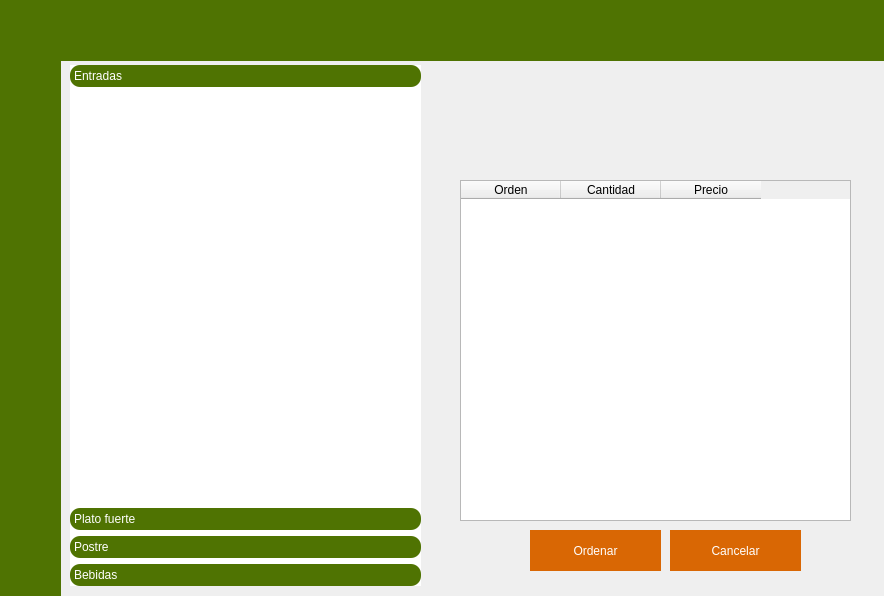
Above: mesero.ui from FernandoHS-0/Sabware before the change. Below: the same form after it.
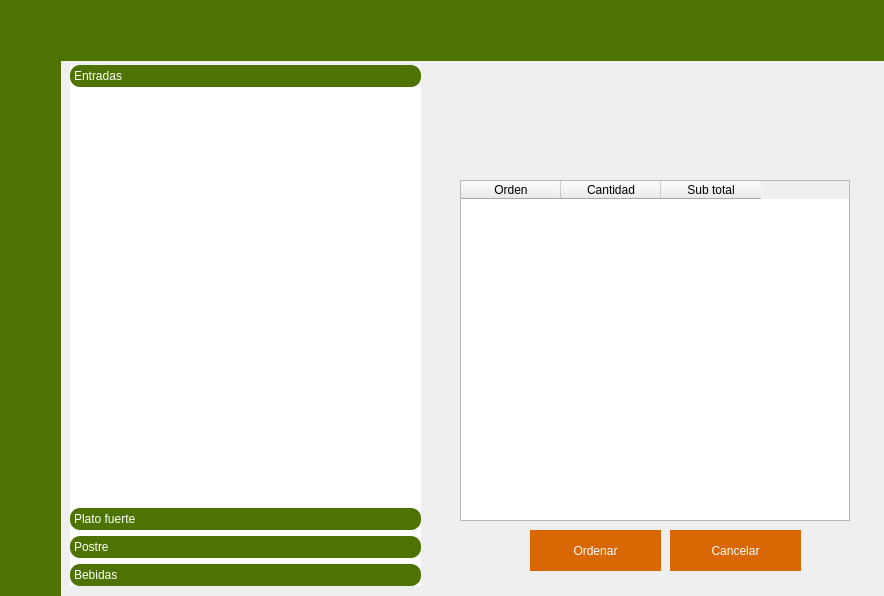
That is the form after the change. The open tabs and pages were chosen to show the change. Icons and pictures are not drawn.

The edit to the form file:
```diff
--- a/mesero.ui
+++ b/mesero.ui
@@ -275,7 +275,7 @@
       <rect>
        <x>400</x>
        <y>120</y>
-       <width>391</width>
+       <width>390</width>
        <height>341</height>
       </rect>
      </property>
@@ -297,7 +297,7 @@
      </column>
      <column>
       <property name="text">
-       <string>Precio</string>
+       <string>Sub total</string>
       </property>
      </column>
     </widget>
```
Left out of the diff: 10 changed lines with no effect on the pictures.
